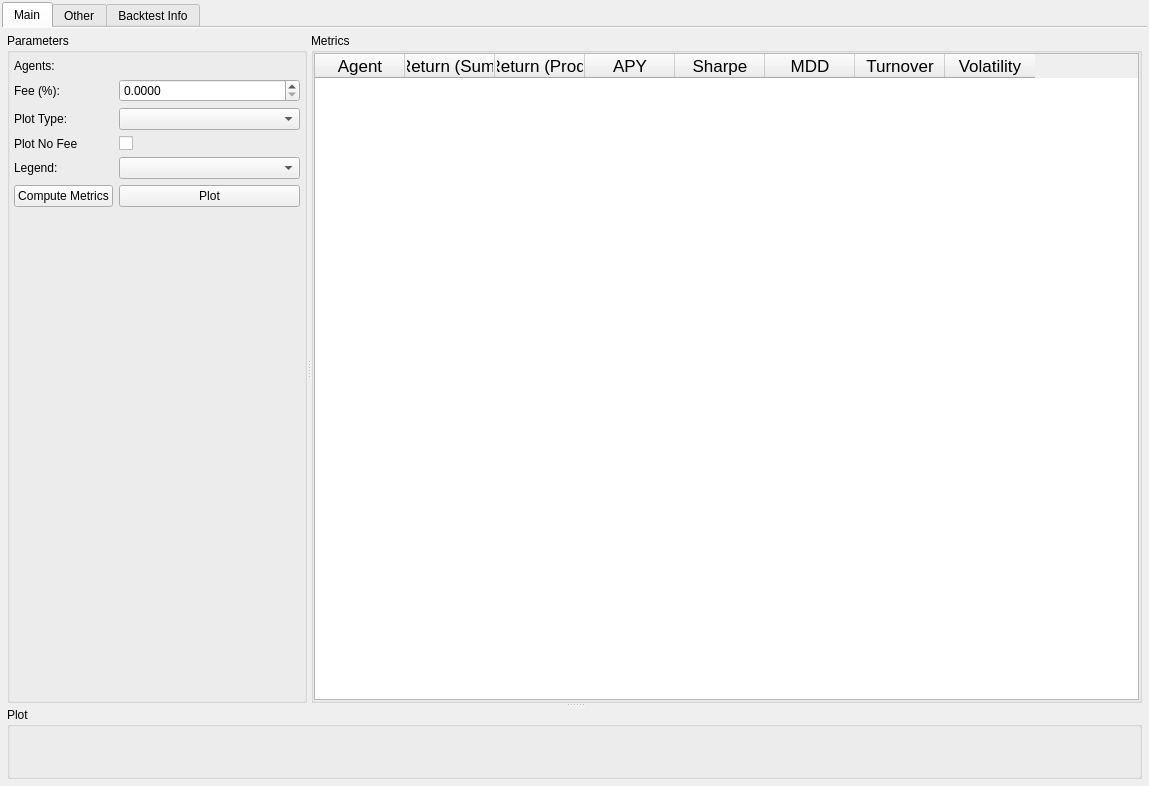
Before: the Qt Designer form gui/backtest_results_window.ui in kolomeytsev/technotrader, drawn with Qt 5.
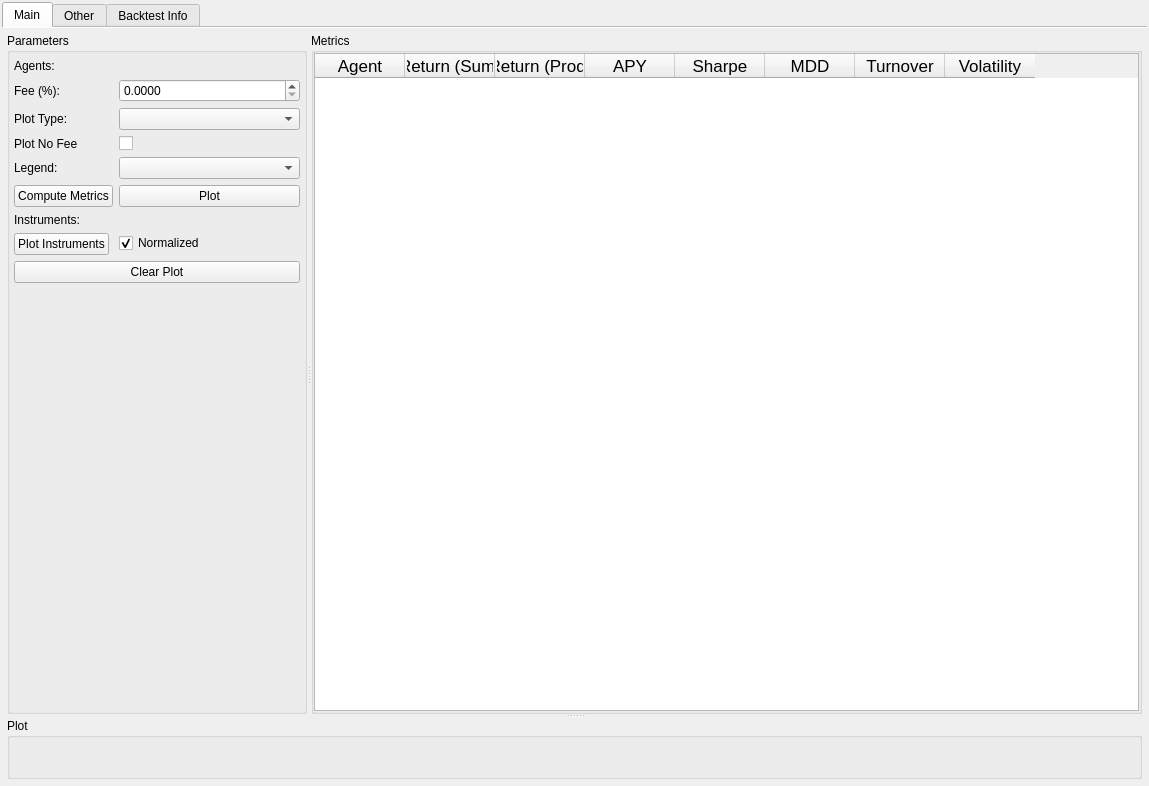
After: the same form once the commit is applied.

Commit message: enh plot

What changed in the file:
```diff
--- a/gui/backtest_results_window.ui
+++ b/gui/backtest_results_window.ui
@@ -134,41 +134,41 @@
               </property>
              </widget>
             </item>
-            <item row="3" column="0">
+            <item row="2" column="0">
              <widget class="QLabel" name="labelPlotType">
               <property name="text">
                <string>Plot Type:</string>
               </property>
              </widget>
             </item>
-            <item row="3" column="1">
+            <item row="2" column="1">
              <widget class="QComboBox" name="comboBoxPlotType"/>
             </item>
-            <item row="4" column="0">
+            <item row="3" column="0">
              <widget class="QLabel" name="labelPlotNoFee">
               <property name="text">
                <string>Plot No Fee</string>
               </property>
              </widget>
             </item>
-            <item row="4" column="1">
+            <item row="3" column="1">
              <widget class="QCheckBox" name="checkBoxPlotWithNoFee">
               <property name="text">
                <string/>
               </property>
              </widget>
             </item>
-            <item row="5" column="0">
+            <item row="4" column="0">
              <widget class="QLabel" name="labelLegend">
               <property name="text">
                <string>Legend:</string>
               </property>
              </widget>
             </item>
-            <item row="5" column="1">
+            <item row="4" column="1">
              <widget class="QComboBox" name="comboBoxLegend"/>
             </item>
-            <item row="6" column="1">
+            <item row="5" column="1">
              <widget class="QPushButton" name="pushButtonPlot">
               <property name="sizePolicy">
                <sizepolicy hsizetype="Preferred" vsizetype="Fixed">
@@ -181,7 +181,7 @@
               </property>
              </widget>
             </item>
-            <item row="6" column="0">
+            <item row="5" column="0">
              <widget class="QPushButton" name="pushButtonComputeMetrics">
               <property name="sizePolicy">
                <sizepolicy hsizetype="Preferred" vsizetype="Fixed">
@@ -194,6 +194,37 @@
               </property>
              </widget>
             </item>
+            <item row="6" column="0">
+             <widget class="QLabel" name="labelMainInstruments">
+              <property name="text">
+               <string>Instruments:</string>
+              </property>
+             </widget>
+            </item>
+            <item row="7" column="0">
+             <widget class="QPushButton" name="pushButtonPlotInstruments">
+              <property name="text">
+               <string>Plot Instruments</string>
+              </property>
+             </widget>
+            </item>
+            <item row="7" column="1">
+             <widget class="QCheckBox" name="checkBoxNormalized">
+              <property name="text">
+               <string>Normalized</string>
+              </property>
+              <property name="checked">
+               <bool>true</bool>
+              </property>
+             </widget>
+            </item>
+            <item row="8" column="0" colspan="2">
+             <widget class="QPushButton" name="pushButtonClearPlot">
+              <property name="text">
+               <string>Clear Plot</string>
+              </property>
+             </widget>
+            </item>
            </layout>
           </widget>
           <widget class="QGroupBox" name="groupBoxMetrics">
```
The commit also changes 4 other files.
